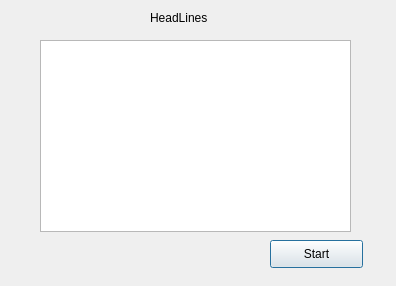
Qt form Spider/headlineAPP.ui (Wedjat98/SomePythonProgram) before a commit.
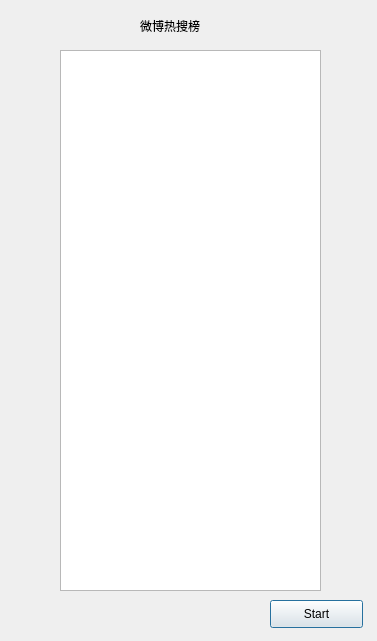
The same form after that commit.

```diff
--- a/Spider/headlineAPP.ui
+++ b/Spider/headlineAPP.ui
@@ -6,8 +6,8 @@
    <rect>
     <x>0</x>
     <y>0</y>
-    <width>396</width>
-    <height>286</height>
+    <width>377</width>
+    <height>641</height>
    </rect>
   </property>
   <property name="windowTitle">
@@ -17,7 +17,7 @@
    <property name="geometry">
     <rect>
      <x>270</x>
-     <y>240</y>
+     <y>600</y>
      <width>93</width>
      <height>28</height>
     </rect>
@@ -26,27 +26,27 @@
     <string>Start</string>
    </property>
   </widget>
-  <widget class="QTableView" name="tableView">
-   <property name="geometry">
-    <rect>
-     <x>40</x>
-     <y>40</y>
-     <width>311</width>
-     <height>192</height>
-    </rect>
-   </property>
-  </widget>
   <widget class="QLabel" name="label">
    <property name="geometry">
     <rect>
-     <x>150</x>
+     <x>140</x>
      <y>10</y>
-     <width>72</width>
-     <height>15</height>
+     <width>101</width>
+     <height>31</height>
     </rect>
    </property>
    <property name="text">
-    <string>HeadLines</string>
+    <string>微博热搜榜</string>
+   </property>
+  </widget>
+  <widget class="QListWidget" name="listWidget">
+   <property name="geometry">
+    <rect>
+     <x>60</x>
+     <y>50</y>
+     <width>261</width>
+     <height>541</height>
+    </rect>
    </property>
   </widget>
  </widget>
```
Left out of the diff: 6 changed lines with no effect on the pictures.
